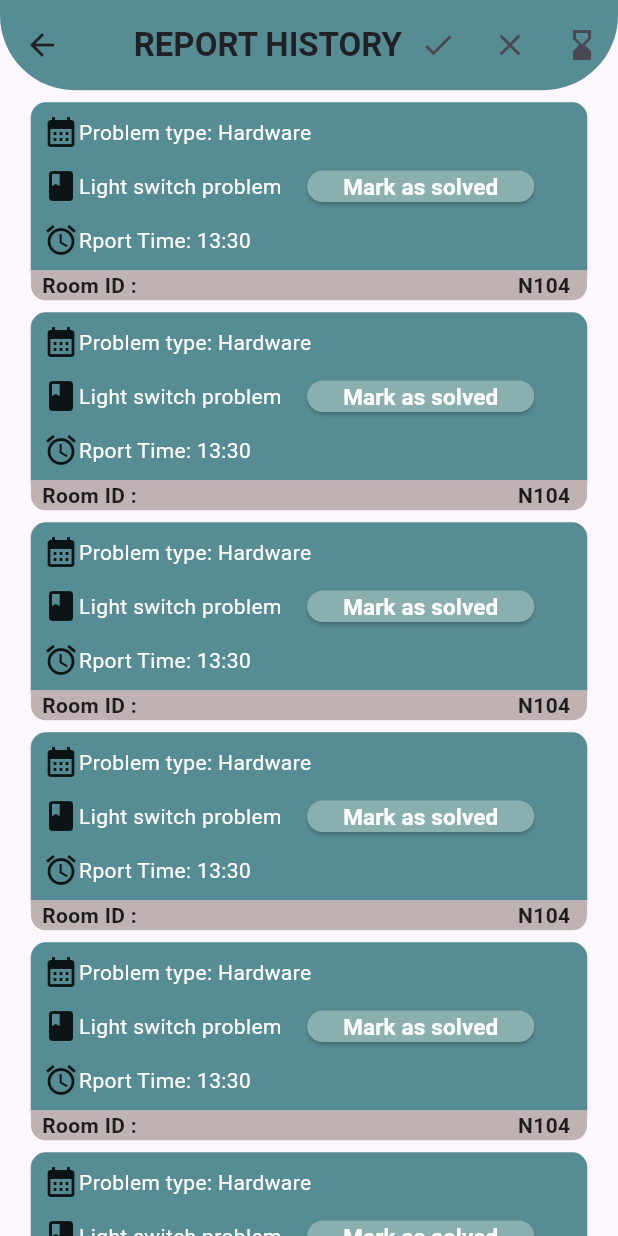
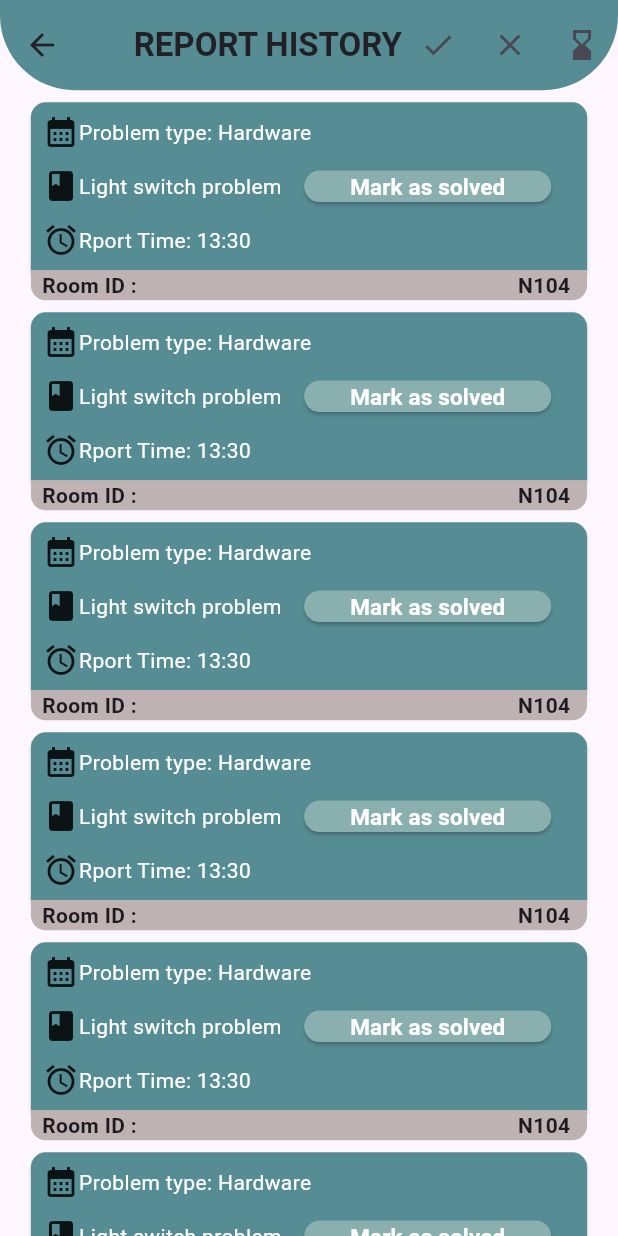
Before and after one commit to MerouaneRH/L3S6-SmartCollegeManagement, a Flutter app: the Report screen opened directly, on a phone screen of 412 x 824 dp. Run offline on Flutter 3.47's test engine with Material 3 defaults, Android fonts, the phone set to English and light mode, and no system bars; our stand-ins replace awesome_dialog, cloud_firestore, firebase_auth, firebase_core; accounts and stored records are empty.

Commit message:
width changes

```diff
--- a/lib/comp/attendance_history_card.dart
+++ b/lib/comp/attendance_history_card.dart
@@ -33,7 +33,7 @@ class History_Card extends StatelessWidget {
                     ),
                     Container(
                       height: 32,
-                      width: 72,
+                      width: MediaQuery.of(context).size.width * 0.19,
                       decoration: BoxDecoration(
                           // color: Colors.red,
                           //color: Color.fromARGB(255, 218, 90, 62),
--- a/lib/comp/cour_history.dart
+++ b/lib/comp/cour_history.dart
@@ -37,7 +37,7 @@ class MyCard extends StatelessWidget {
                             style: TextStyle(color: Colors.white)),
                         Container(
                           height: 32,
-                          width: 80,
+                          width: MediaQuery.of(context).size.width * 0.19,
                           decoration: BoxDecoration(
                               // color: Colors.red,
                               color: const Color.fromARGB(255, 157, 119, 119),
--- a/lib/comp/report_history_card.dart
+++ b/lib/comp/report_history_card.dart
@@ -37,7 +37,8 @@ class report_history extends StatelessWidget {
                             style: TextStyle(color: Colors.white)),
                         ///////
                         Container(
-                          margin: const EdgeInsets.only(left: 17),
+                          width: MediaQuery.of(context).size.width * 0.4,
+                          margin: const EdgeInsets.only(left: 15),
                           child: ElevatedButton(
                             onPressed: () {},
                             style: ElevatedButton.styleFrom(
```
